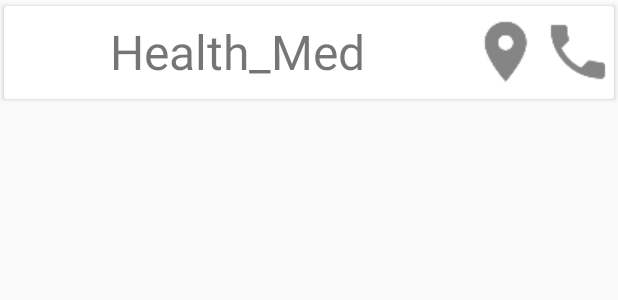
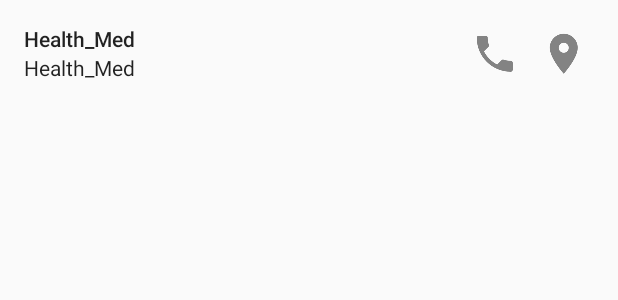
Before and after one commit to agmeag22/Health_Med, an Android app: the layout item_place_list.xml on its own in the app's theme, with its tools: preview values and no code run, on a phone screen of 412 x 824 dp. Shown: the top 300 px of the screen. Run offline under Robolectric (Android 15) with nearby library versions, the phone set to English and light mode, and no system bars.

```diff
--- a/app/build.gradle
+++ b/app/build.gradle
@@ -36,6 +36,7 @@ dependencies {
     implementation 'com.android.support:recyclerview-v7:27.1.1'
     implementation 'com.android.support:cardview-v7:27.1.1'
     implementation 'com.google.android.gms:play-services-places:15.0.1'
+    implementation 'com.google.code.gson:gson:2.8.5'
 }
 
 ext {
--- a/app/src/main/java/com/secondsave/health_med/Adapters/PlacesAdapter.java
+++ b/app/src/main/java/com/secondsave/health_med/Adapters/PlacesAdapter.java
@@ -33,6 +33,7 @@ public class PlacesAdapter extends RecyclerView.Adapter<PlacesAdapter.ViewHolder
     public void onBindViewHolder(@NonNull ViewHolder holder, int position) {
         if(places !=null) {
             holder.name.setText(places.get(position).getName());
+            holder.address.setText(places.get(position).getAddress());
             holder.location.setOnClickListener(new View.OnClickListener() {
                 @Override
                 public void onClick(View v) {
@@ -60,10 +61,11 @@ public class PlacesAdapter extends RecyclerView.Adapter<PlacesAdapter.ViewHolder
     }
 
     public class ViewHolder extends RecyclerView.ViewHolder {
-        TextView name;
+        TextView name,address;
         ImageView location,phone;
         public ViewHolder(View itemView) {
             super(itemView);
+            address = itemView.findViewById(R.id.second_text_view);
             name = itemView.findViewById(R.id.place_name_txt);
             location = itemView.findViewById(R.id.location_icon);
             phone = itemView.findViewById(R.id.phone_icon);
--- a/app/src/main/java/com/secondsave/health_med/Database/HealthMedDatabase.java
+++ b/app/src/main/java/com/secondsave/health_med/Database/HealthMedDatabase.java
@@ -68,7 +68,6 @@ public abstract class HealthMedDatabase extends RoomDatabase {
             PersonalInfo personalInfo = new PersonalInfo((int)id,"Allen","Perez");
             personalInfoDao.insert(personalInfo);
             user = new User("agmeag@gmail.com","1234", "");
-
             id = mDao.insert(user);
             new PersonalInfo((int)id,"Miguel","Aviles");
             personalInfoDao.insert(personalInfo);
--- a/app/src/main/res/layout/item_place_list.xml
+++ b/app/src/main/res/layout/item_place_list.xml
@@ -1,34 +1,69 @@
 <?xml version="1.0" encoding="utf-8"?>
-<android.support.v7.widget.CardView xmlns:android="http://schemas.android.com/apk/res/android"
-    android:layout_width="match_parent"
-    android:layout_height="70dp"
-    xmlns:app="http://schemas.android.com/apk/res-auto"
-    app:cardUseCompatPadding="true"
-    android:elevation="11dp">
-<LinearLayout
-    android:orientation="horizontal"
+<RelativeLayout xmlns:android="http://schemas.android.com/apk/res/android"
     android:layout_width="match_parent"
     android:layout_height="wrap_content"
-    android:layout_gravity="center_vertical"
+    android:minHeight="72dp"
+    android:background="?selectableItemBackground"
+    android:clickable="true"
+    android:paddingEnd="?listPreferredItemPaddingRight"
+    android:paddingLeft="?listPreferredItemPaddingLeft"
+    android:paddingRight="?listPreferredItemPaddingRight"
+    android:paddingStart="?listPreferredItemPaddingLeft"
     >
-    <TextView
-        android:id="@+id/place_name_txt"
-        android:layout_weight="1"
-        android:layout_width="0dp"
-        android:textSize="32sp"
-        android:layout_gravity="center_vertical"
-        android:gravity="center"
+
+    <LinearLayout
+        android:id="@+id/lines_container"
+        android:layout_width="wrap_content"
         android:layout_height="wrap_content"
-        android:text="@string/app_name"/>
+
+        android:layout_alignParentLeft="true"
+        android:layout_alignParentStart="true"
+        android:layout_alignParentTop="true"
+        android:layout_toLeftOf="@id/phone_icon"
+        android:layout_toStartOf="@id/phone_icon"
+        android:orientation="vertical"
+        android:paddingBottom="16dp"
+        android:paddingTop="16dp">
+
+        <TextView
+            android:id="@+id/place_name_txt"
+            style="@style/TextAppearance.AppCompat.Body2"
+            android:layout_width="match_parent"
+            android:layout_height="wrap_content"
+            android:layout_weight="1"
+            android:singleLine="true"
+            android:text="@string/app_name" />
+
+        <TextView
+            android:id="@+id/second_text_view"
+            style="@style/TextAppearance.AppCompat.Body1"
+            android:layout_width="wrap_content"
+            android:layout_height="wrap_content"
+            android:singleLine="true"
+            android:text="@string/app_name" />
+    </LinearLayout>
     <ImageView
         android:id="@+id/location_icon"
-        android:layout_width="48dp"
-        android:layout_height="48dp"
+        android:layout_width="40dp"
+        android:layout_height="40dp"
+        android:layout_alignParentEnd="true"
+        android:layout_alignParentRight="true"
+        android:layout_marginLeft="16dp"
+        android:layout_marginStart="16dp"
+        android:layout_marginTop="16dp"
+        android:scaleType="centerInside"
         android:src="@drawable/ic_pin_location"/>
+
     <ImageView
         android:id="@+id/phone_icon"
-        android:layout_width="48dp"
-        android:layout_height="48dp"
-        android:src="@drawable/ic_phone_call"/>
-</LinearLayout>
-</android.support.v7.widget.CardView>
+        android:layout_width="40dp"
+        android:layout_height="40dp"
+
+        android:layout_alignParentEnd="true"
+        android:layout_centerVertical="true"
+        android:layout_marginEnd="46dp"
+        android:scaleType="centerInside"
+        android:src="@drawable/ic_phone_call"
+        android:layout_alignParentRight="true"
+        android:layout_marginRight="76dp" />
+</RelativeLayout>
--- a/app/src/main/res/values/strings.xml
+++ b/app/src/main/res/values/strings.xml
@@ -29,5 +29,6 @@
         completions."
     </string>
     <string name="log_out">Log out</string>
+    <string name="no_pharmacies_near">No pharmacies near</string>
 
 </resources>
--- a/build.gradle
+++ b/build.gradle
@@ -7,7 +7,7 @@ buildscript {
         jcenter()
     }
     dependencies {
-        classpath 'com.android.tools.build:gradle:3.1.2'
+        classpath 'com.android.tools.build:gradle:3.1.3'
 
 
         // NOTE: Do not place your application dependencies here; they belong
```
Also changed, not shown: app/src/main/java/com/secondsave/health_med/Fragments/MapFragment.java (added, +104 -0 lines), app/src/main/java/com/secondsave/health_med/Fragments/PharmacyFragment.java (+32 -29 lines), app/src/main/java/com/secondsave/health_med/Places.java (added, +91 -0 lines), app/src/main/res/layout/fragment_map.xml (added, +14 -0 lines), app/src/main/res/layout/fragment_pharmacy.xml (+21 -8 lines).
